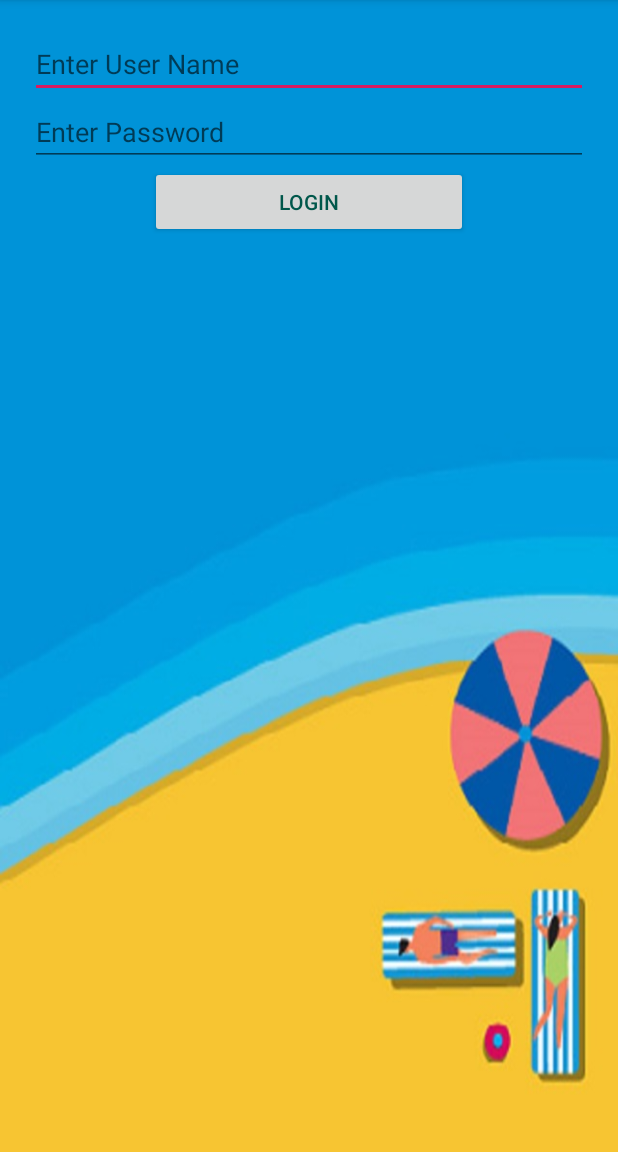
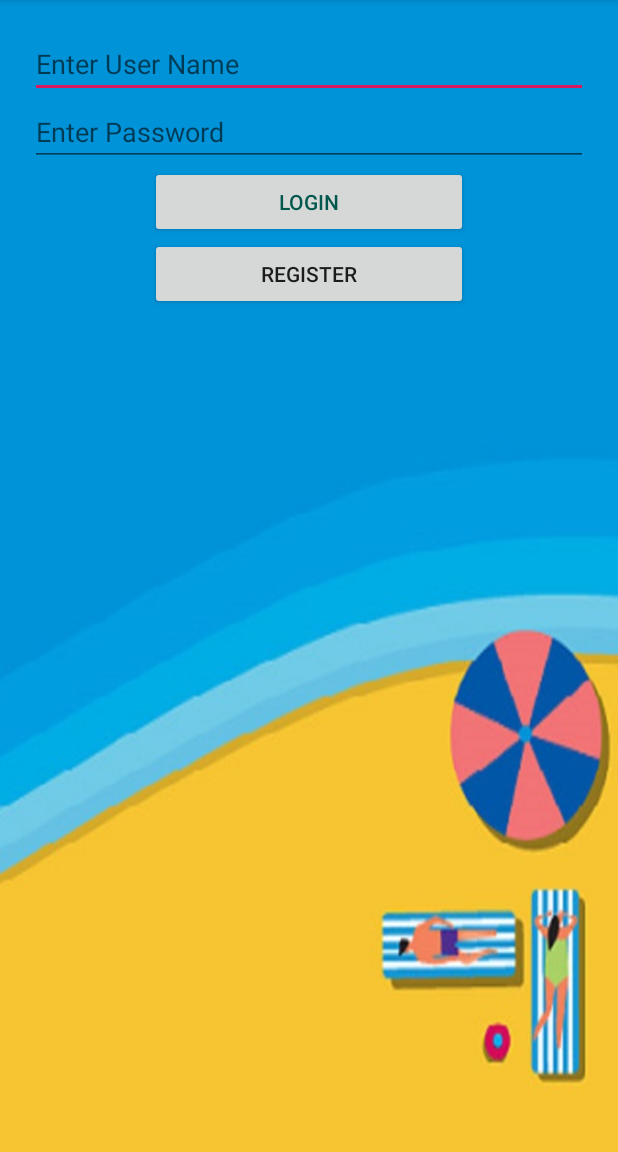
Before and after one commit to sbmkrgit/Project1, an Android app: the screen it shows after launch (MainActivity), on a phone screen of 412 x 824 dp, the part 84-1236 px from its top. Run offline under Robolectric (Android 15) with nearby library versions, the phone set to English and light mode, and no system bars.

Commit message:
Register Button Added

```diff
--- a/app/build.gradle
+++ b/app/build.gradle
@@ -25,4 +25,5 @@ dependencies {
     testImplementation 'junit:junit:4.12'
     androidTestImplementation 'com.android.support.test:runner:1.0.2'
     androidTestImplementation 'com.android.support.test.espresso:espresso-core:3.0.2'
+    implementation 'com.android.support:recyclerview-v7:28.0.0'
 }
--- a/app/src/main/java/in/ac/sharda/MainActivity.java
+++ b/app/src/main/java/in/ac/sharda/MainActivity.java
@@ -15,6 +15,7 @@ public class MainActivity extends AppCompatActivity {
     public static final String EXTRA_TEXT = "in.ac.sharda.EXTRA_TEXT";
     EditText userName, password;
     Button btnSubmit;
+    Button btnRegister;
     @Override
     protected void onCreate(Bundle savedInstanceState) {
         super.onCreate(savedInstanceState);
@@ -23,6 +24,7 @@ public class MainActivity extends AppCompatActivity {
         userName = (EditText) findViewById(R.id.userName);
         password = (EditText) findViewById(R.id.password);
         btnSubmit = (Button) findViewById(R.id.btnSubmit);
+        btnRegister= (Button)findViewById(R.id.btnRegister);
 
 
 
@@ -48,7 +50,13 @@ public class MainActivity extends AppCompatActivity {
             }
         });
 
-
+        btnRegister.setOnClickListener(new View.OnClickListener() {
+            @Override
+            public void onClick(View v) {
+                Intent intent2 = new Intent(MainActivity.this, ThirdActivity.class);
+                startActivity(intent2);
+            }
+        });
     }
 
 
--- a/app/src/main/res/layout/activity_main.xml
+++ b/app/src/main/res/layout/activity_main.xml
@@ -38,5 +38,13 @@
         android:layout_marginRight="100dp"
         android:layout_marginLeft="100dp"/>
 
+    <Button
+        android:layout_width="fill_parent"
+        android:layout_height="wrap_content"
+        android:id="@+id/btnRegister"
+        android:text="Register"
+        android:layout_marginRight="100dp"
+        android:layout_marginLeft="100dp"/>
+
 
 </LinearLayout>
```
Also changed, not shown: app/src/main/AndroidManifest.xml (+4 -3 lines), app/src/main/java/in/ac/sharda/SecondActivity.java (+4 -3 lines).
